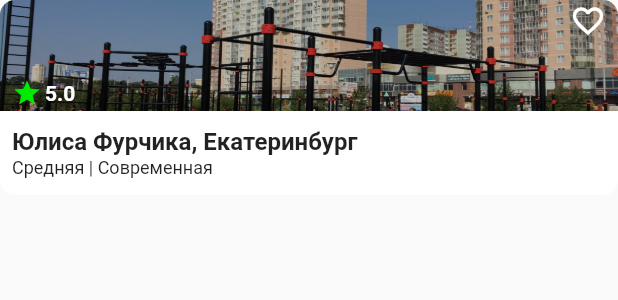
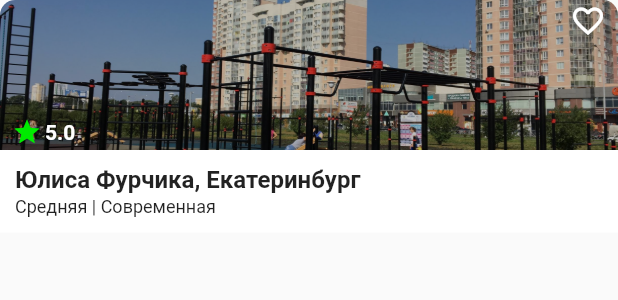
Before and after one commit to zedaster/WorkoutPlaces, a Flutter app: the PlaceInfoWidget widget shown alone on an empty page, opened directly, on a phone screen of 412 x 824 dp. Shown: the top 300 px of the screen. Run offline on Flutter 3.47's test engine with Material 2 defaults, Android fonts, the phone set to English and light mode, and no system bars; our stand-ins replace carousel_slider, firebase_core, flutter_bloc, geolocator, google_maps_flutter, photo_view; accounts and stored records are empty.

Commit message:
Expand height of places' images

```diff
--- a/lib/view/favorites/favorites_screen.dart
+++ b/lib/view/favorites/favorites_screen.dart
@@ -38,7 +38,6 @@ class FavoritesScreen extends StatelessWidget implements NavigatorScreen {
           shrinkWrap: true,
           itemCount: state.places!.length,
           itemBuilder: (ctx, i) => PlaceInfoWidget(
-            height: 130,
             onTap: () {
               Navigator.push(
                   context,
--- a/lib/view/places/places_list_screen_part.dart
+++ b/lib/view/places/places_list_screen_part.dart
@@ -23,7 +23,6 @@ class PlacesListScreenPart extends StatelessWidget {
         onTap: () {
           //Navigator.push(context, MaterialPageRoute(builder: (context) => PlaceInfoScreen(placeId: placeId)))
         },
-        height: 130,
         locationName: "Юлиса Фурчика",
         cityName: "Екатеринбург",
         image: Image.asset("assets/images/workout-place.jpg").image,
--- a/lib/view/places/widgets/place_info_widget.dart
+++ b/lib/view/places/widgets/place_info_widget.dart
@@ -6,7 +6,6 @@ import 'package:workout_places_app/domain/models/place/workout_size.dart';
 import 'place_features_text.dart';
 
 class PlaceInfoWidget extends StatelessWidget {
-  final double height;
   final String locationName;
   final String cityName;
   final ImageProvider image;
@@ -20,7 +19,6 @@ class PlaceInfoWidget extends StatelessWidget {
 
   const PlaceInfoWidget({
     Key? key,
-    required this.height,
     required this.locationName,
     required this.cityName,
     required this.image,
@@ -39,26 +37,152 @@ class PlaceInfoWidget extends StatelessWidget {
       onTap: onTap,
       child: ClipRRect(
         borderRadius: BorderRadius.circular(10),
-        child: SizedBox(
-          height: height,
         child: Column(
           children: [
-              Flexible(
-                flex: 4,
+            SizedBox(
+              height: 100, // height of a place's image
               child: Stack(
                 //alignment: Alignment.bottomLeft,
                 children: [
+                  _PlaceImage(image: image),
+                  _PlaceRating(
+                    alignment: Alignment.bottomLeft,
+                    padding: const EdgeInsets.only(right: 8, top: 2),
+                    rating: rating,
+                  ),
+                  _FavoriteButton(
+                    alignment: Alignment.topRight,
+                    padding: const EdgeInsets.only(right: 8, top: 2),
+                    isFavorite: isFavorite,
+                    onFavoriteTap: onFavoriteTap,
+                  )
+                ],
+              ),
+            ),
             Container(
+                decoration: const BoxDecoration(color: Colors.white),
+                child: Padding(
+                  padding: const EdgeInsets.all(10.0),
+                  child: Center(
+                    child: Row(
+                      mainAxisAlignment: MainAxisAlignment.spaceBetween,
+                      crossAxisAlignment: CrossAxisAlignment.end,
+                      children: [
+                        Expanded(
+                          child: Column(
+                            crossAxisAlignment: CrossAxisAlignment.start,
+                            mainAxisSize: MainAxisSize.min,
+                            children: [
+                              Text("$locationName, $cityName",
+                                  overflow: TextOverflow.ellipsis,
+                                  maxLines: 1,
+                                  style: const TextStyle(
+                                      fontSize: 16,
+                                      fontWeight: FontWeight.bold)),
+                              const SizedBox(height: 2),
+                              PlaceFeaturesText(
+                                  novelty: novelty, size: size)
+                            ],
+                          ),
+                        ),
+                        if (distance != null)
+                          Column(
+                            mainAxisSize: MainAxisSize.min,
+                            children: [
+                              Text(stringfyDistance(distance!),
+                                  style: const TextStyle(
+                                    fontSize: 12,
+                                  ))
+                            ],
+                          )
+                      ],
+                    ),
+                  ),
+                ))
+          ],
+        ),
+      ),
+    );
+  }
+
+  String stringfyDistance(int metersDistance) {
+    if (metersDistance < 1000) {
+      return metersDistance.toString() + " м";
+    } else {
+      return (metersDistance.toDouble() / 1000).toStringAsFixed(1) + " км";
+    }
+  }
+}
+
+class _PlaceImage extends StatelessWidget {
+  final ImageProvider image;
+
+  const _PlaceImage({
+    Key? key,
+    required this.image,
+  }) : super(key: key);
+
+  @override
+  Widget build(BuildContext context) {
+    return Container(
       decoration: BoxDecoration(
           image: DecorationImage(
               fit: BoxFit.fitWidth,
               colorFilter: ColorFilter.mode(
-                                  Colors.black.withOpacity(0.25),
-                                  BlendMode.srcOver),
+                  Colors.black.withOpacity(0.25), BlendMode.srcOver),
               image: image)),
+    );
+  }
+}
+
+class _FavoriteButton extends StatelessWidget {
+  final AlignmentGeometry alignment;
+  final EdgeInsetsGeometry padding;
+  final bool isFavorite;
+  final void Function(bool newStatus) onFavoriteTap;
+
+  const _FavoriteButton({
+    Key? key,
+    required this.alignment,
+    required this.padding,
+    required this.isFavorite,
+    required this.onFavoriteTap,
+  }) : super(key: key);
+
+  @override
+  Widget build(BuildContext context) {
+    return Align(
+      alignment: alignment,
+      child: Padding(
+        padding: const EdgeInsets.only(right: 8, top: 2),
+        child: GestureDetector(
+          onTap: () => onFavoriteTap(!isFavorite),
+          child: Icon(
+            isFavorite ? Icons.favorite : Icons.favorite_border,
+            color: Colors.white,
           ),
-                    Align(
-                      alignment: Alignment.bottomLeft,
+        ),
+      ),
+    );
+  }
+}
+
+class _PlaceRating extends StatelessWidget {
+  final AlignmentGeometry alignment;
+  final EdgeInsetsGeometry padding;
+  final double rating;
+
+  const _PlaceRating({
+    Key? key,
+    required this.alignment,
+    required this.padding,
+    required this.rating,
+  }) : super(key: key);
+
+  @override
+  Widget build(BuildContext context) {
+    return Align(
+      alignment: alignment,
       child: Padding(
         padding: const EdgeInsets.only(left: 8, bottom: 2),
         child: Row(
@@ -77,77 +201,6 @@ class PlaceInfoWidget extends StatelessWidget {
           ],
         ),
       ),
-                    ),
-                    // TODO: Add favorite button
-                    Align(
-                      alignment: Alignment.topRight,
-                      child: Padding(
-                        padding: const EdgeInsets.only(right: 8, top: 2),
-                        child: GestureDetector(
-                          onTap: () => onFavoriteTap(!isFavorite),
-                          child: Icon(
-                            isFavorite ? Icons.favorite : Icons.favorite_border,
-                            color: Colors.white,
-                          ),
-                        ),
-                      ),
-                    )
-                  ],
-                ),
-              ),
-              Flexible(
-                flex: 3,
-                child: Container(
-                    decoration: const BoxDecoration(color: Colors.white),
-                    child: Padding(
-                      padding: const EdgeInsets.all(8.0),
-                      child: Center(
-                        child: Row(
-                          mainAxisAlignment: MainAxisAlignment.spaceBetween,
-                          crossAxisAlignment: CrossAxisAlignment.end,
-                          children: [
-                            Flexible(
-                              child: Column(
-                                crossAxisAlignment: CrossAxisAlignment.start,
-                                mainAxisSize: MainAxisSize.min,
-                                children: [
-                                  Text("$locationName, $cityName",
-                                      overflow: TextOverflow.ellipsis,
-                                      style: const TextStyle(
-                                          fontSize: 16,
-                                          fontWeight: FontWeight.bold)),
-                                  const SizedBox(height: 1),
-                                  PlaceFeaturesText(novelty: novelty, size: size)
-                                ],
-                              ),
-                            ),
-                            if (distance != null)
-                              Column(
-                                mainAxisSize: MainAxisSize.min,
-                                children: [
-                                  Text(stringfyDistance(distance!),
-                                      style: const TextStyle(
-                                        fontSize: 12,
-                                      ))
-                                ],
-                              )
-                          ],
-                        ),
-                      ),
-                    )),
-              )
-            ],
-          ),
-        ),
-      ),
     );
   }
-
-  String stringfyDistance(int metersDistance) {
-    if (metersDistance < 1000) {
-      return metersDistance.toString() + " м";
-    } else {
-      return (metersDistance.toDouble() / 1000).toStringAsFixed(1) + " км";
 }
-  }
-}
--- a/lib/view/places/workout_places_screen.dart
+++ b/lib/view/places/workout_places_screen.dart
@@ -85,7 +85,6 @@ class WorkoutPlacesScreen extends StatelessWidget implements NavigatorScreen {
       shrinkWrap: true,
       itemCount: state.places!.length,
       itemBuilder: (ctx, i) => PlaceInfoWidget(
-        height: 130,
         onTap: () {
           Navigator.push(
               context,
```
Lines whose indentation alone changed are shown as unchanged.
